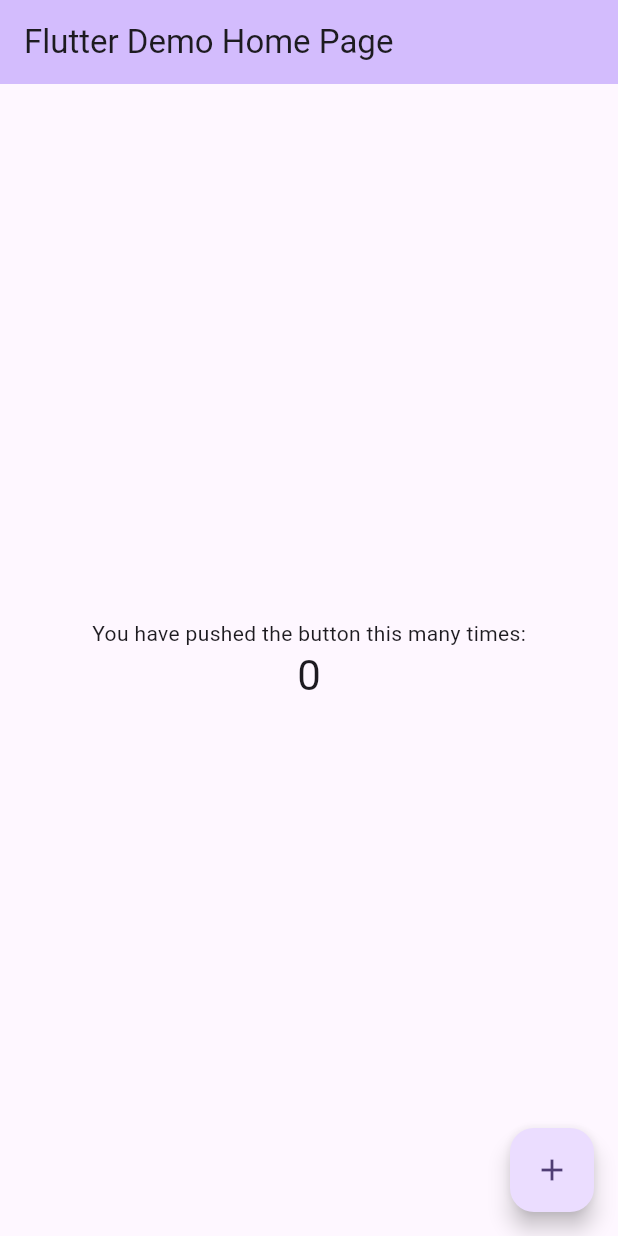
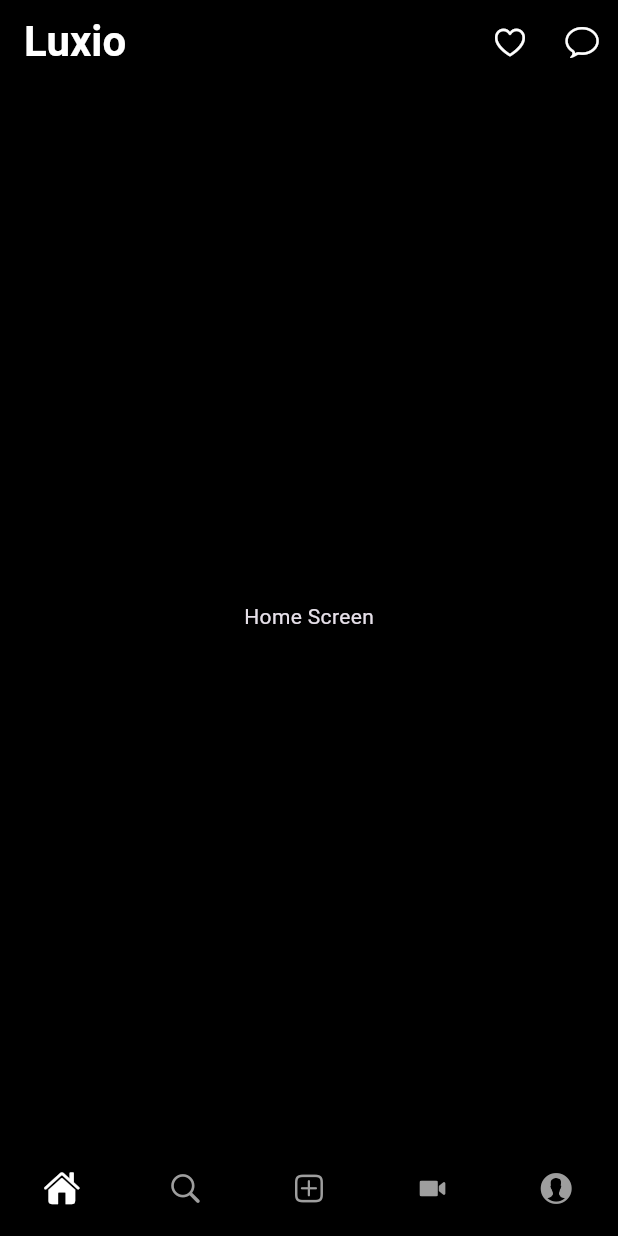
Before and after one commit to could-ai/019a1f70-3f7b-7c32-bee6-2a295bcfdf41, a Flutter app: the screen it shows after launch, on a phone screen of 412 x 824 dp. Run offline on Flutter 3.47's test engine with Material 3 defaults, Android fonts, the phone set to English and light mode, and no system bars.

Commit message:
Updated the project description in pubspec.yaml to reflect the new app name "Luxio" and its purpose as an Instagram-inspired social media application. This helps clarify the project's identity.; Replaced the default MyApp and MyHomePage with a new LuxioApp widget. This sets up the root of the application with a dark theme, removes the debug banner, and sets the MainScreen as the home page. The theme is configured to resemble a modern social media app with a black background and white text.; Created the main navigation hub for the app. This stateful widget contains the BottomNavigationBar with five tabs (Home, Search, Add, Reels, Profile) and uses an IndexedStack to manage and preserve the state of each screen. This provides the core navigation structure, mimicking the Instagram layout.; Created a placeholder for the home feed. This screen includes an AppBar with the app name "Luxio" and action icons for notifications and direct messages, establishing the primary user interface for the main content feed.; Created a placeholder screen for the search and explore functionality. This serves as the container where content discovery features like a search bar and a grid of trending posts will be implemented.; Created a placeholder screen for the content creation flow. Although the tab bar button for adding a post will trigger a modal or separate flow, this screen acts as a placeholder for that user journey.; Created a placeholder screen for the short-form video (Reels) feature. This will house the vertically scrolling video feed, a key component of the modern social media experience.; Created a placeholder for the user profile screen. This is where the user's profile information, post grid, followers, and following counts will be displayed.

```diff
--- a/usr/lib/main.dart
+++ b/usr/lib/main.dart
@@ -1,120 +1,36 @@
 import 'package:flutter/material.dart';
+import 'package:couldai_user_app/screens/main_screen.dart';
 
 void main() {
-  runApp(const MyApp());
+  runApp(const LuxioApp());
 }
 
-class MyApp extends StatelessWidget {
-  const MyApp({super.key});
+class LuxioApp extends StatelessWidget {
+  const LuxioApp({super.key});
 
-  // This widget is the root of your application.
   @override
   Widget build(BuildContext context) {
     return MaterialApp(
-      title: 'Flutter Demo',
+      title: 'Luxio',
       debugShowCheckedModeBanner: false,
-      theme: ThemeData(
-        // This is the theme of your application.
-        //
-        // TRY THIS: Try running your application with "flutter run". You'll see
-        // the application has a purple toolbar. Then, without quitting the app,
-        // try changing the seedColor in the colorScheme below to Colors.green
-        // and then invoke "hot reload" (save your changes or press the "hot
-        // reload" button in a Flutter-supported IDE, or press "r" if you used
-        // the command line to start the app).
-        //
-        // Notice that the counter didn't reset back to zero; the application
-        // state is not lost during the reload. To reset the state, use hot
-        // restart instead.
-        //
-        // This works for code too, not just values: Most code changes can be
-        // tested with just a hot reload.
-        colorScheme: ColorScheme.fromSeed(seedColor: Colors.deepPurple),
+      theme: ThemeData.dark().copyWith(
+        scaffoldBackgroundColor: Colors.black,
+        appBarTheme: const AppBarTheme(
+          backgroundColor: Colors.black,
+          elevation: 0,
+          titleTextStyle: TextStyle(color: Colors.white, fontSize: 20, fontWeight: FontWeight.bold),
+          iconTheme: IconThemeData(color: Colors.white),
+        ),
+        bottomNavigationBarTheme: const BottomNavigationBarThemeData(
+          backgroundColor: Colors.black,
+          selectedItemColor: Colors.white,
+          unselectedItemColor: Colors.grey,
+          showSelectedLabels: false,
+          showUnselectedLabels: false,
+          type: BottomNavigationBarType.fixed,
+        ),
       ),
-      home: const MyHomePage(title: 'Flutter Demo Home Page'),
+      home: const MainScreen(),
     );
   }
 }
-
-class MyHomePage extends StatefulWidget {
-  const MyHomePage({super.key, required this.title});
-
-  // This widget is the home page of your application. It is stateful, meaning
-  // that it has a State object (defined below) that contains fields that affect
-  // how it looks.
-
-  // This class is the configuration for the state. It holds the values (in this
-  // case the title) provided by the parent (in this case the App widget) and
-  // used by the build method of the State. Fields in a Widget subclass are
-  // always marked "final".
-
-  final String title;
-
-  @override
-  State<MyHomePage> createState() => _MyHomePageState();
-}
-
-class _MyHomePageState extends State<MyHomePage> {
-  int _counter = 0;
-
-  void _incrementCounter() {
-    setState(() {
-      // This call to setState tells the Flutter framework that something has
-      // changed in this State, which causes it to rerun the build method below
-      // so that the display can reflect the updated values. If we changed
-      // _counter without calling setState(), then the build method would not be
-      // called again, and so nothing would appear to happen.
-      _counter++;
-    });
-  }
-
-  @override
-  Widget build(BuildContext context) {
-    // This method is rerun every time setState is called, for instance as done
-    // by the _incrementCounter method above.
-    //
-    // The Flutter framework has been optimized to make rerunning build methods
-    // fast, so that you can just rebuild anything that needs updating rather
-    // than having to individually change instances of widgets.
-    return Scaffold(
-      appBar: AppBar(
-        // TRY THIS: Try changing the color here to a specific color (to
-        // Colors.amber, perhaps?) and trigger a hot reload to see the AppBar
-        // change color while the other colors stay the same.
-        backgroundColor: Theme.of(context).colorScheme.inversePrimary,
-        // Here we take the value from the MyHomePage object that was created by
-        // the App.build method, and use it to set our appbar title.
-        title: Text(widget.title),
-      ),
-      body: Center(
-        // Center is a layout widget. It takes a single child and positions it
-        // in the middle of the parent.
-        child: Column(
-          // Column is also a layout widget. It takes a list of children and
-          // arranges them vertically. By default, it sizes itself to fit its
-          // children horizontally, and tries to be as tall as its parent.
-          //
-          // Column has various properties to control how it sizes itself and
-          // how it positions its children. Here we use mainAxisAlignment to
-          // center the children vertically; the main axis here is the vertical
-          // axis because Columns are vertical (the cross axis would be
-          // horizontal).
-          //
-          // TRY THIS: Invoke "debug painting" (choose the "Toggle Debug Paint"
-          // action in the IDE, or press "p" in the console), to see the
-          // wireframe for each widget.
-          mainAxisAlignment: MainAxisAlignment.center,
-          children: <Widget>[
-            const Text('You have pushed the button this many times:'),
-            Text('$_counter', style: Theme.of(context).textTheme.headlineMedium),
-          ],
-        ),
-      ),
-      floatingActionButton: FloatingActionButton(
-        onPressed: _incrementCounter,
-        tooltip: 'Increment',
-        child: const Icon(Icons.add),
-      ), // This trailing comma makes auto-formatting nicer for build methods.
-    );
-  }
-}
--- /dev/null
+++ b/usr/lib/screens/home_screen.dart
@@ -0,0 +1,38 @@
+import 'package:flutter/cupertino.dart';
+import 'package:flutter/material.dart';
+
+class HomeScreen extends StatelessWidget {
+  const HomeScreen({super.key});
+
+  @override
+  Widget build(BuildContext context) {
+    return Scaffold(
+      appBar: AppBar(
+        title: const Text(
+          'Luxio',
+          style: TextStyle(
+            fontWeight: FontWeight.bold,
+            fontSize: 28.0,
+          ),
+        ),
+        actions: [
+          IconButton(
+            icon: const Icon(CupertinoIcons.heart),
+            onPressed: () {
+              // Navigate to notifications
+            },
+          ),
+          IconButton(
+            icon: const Icon(CupertinoIcons.chat_bubble),
+            onPressed: () {
+              // Navigate to DMs
+            },
+          ),
+        ],
+      ),
+      body: const Center(
+        child: Text('Home Screen'),
+      ),
+    );
+  }
+}
--- /dev/null
+++ b/usr/lib/screens/main_screen.dart
@@ -0,0 +1,76 @@
+import 'package:flutter/cupertino.dart';
+import 'package:flutter/material.dart';
+import 'home_screen.dart';
+import 'search_screen.dart';
+import 'add_post_screen.dart';
+import 'reels_screen.dart';
+import 'profile_screen.dart';
+
+class MainScreen extends StatefulWidget {
+  const MainScreen({super.key});
+
+  @override
+  State<MainScreen> createState() => _MainScreenState();
+}
+
+class _MainScreenState extends State<MainScreen> {
+  int _selectedIndex = 0;
+
+  final List<Widget> _pages = <Widget>[
+    const HomeScreen(),
+    const SearchScreen(),
+    const AddPostScreen(),
+    const ReelsScreen(),
+    const ProfileScreen(),
+  ];
+
+  void _onItemTapped(int index) {
+    if (index == 2) {
+      // In a real app, this would open a screen or modal to create a post.
+      print('Add post tapped');
+    } else {
+      setState(() {
+        _selectedIndex = index;
+      });
+    }
+  }
+
+  @override
+  Widget build(BuildContext context) {
+    return Scaffold(
+      body: IndexedStack(
+        index: _selectedIndex,
+        children: _pages,
+      ),
+      bottomNavigationBar: BottomNavigationBar(
+        items: const <BottomNavigationBarItem>[
+          BottomNavigationBarItem(
+            icon: Icon(CupertinoIcons.house_fill),
+            label: 'Home',
+          ),
+          BottomNavigationBarItem(
+            icon: Icon(CupertinoIcons.search),
+            label: 'Search',
+          ),
+          BottomNavigationBarItem(
+            icon: Icon(CupertinoIcons.plus_app),
+            label: 'Add',
+          ),
+          BottomNavigationBarItem(
+            icon: Icon(CupertinoIcons.videocam_fill),
+            label: 'Reels',
+          ),
+          BottomNavigationBarItem(
+            icon: Icon(CupertinoIcons.person_alt_circle_fill),
+            label: 'Profile',
+          ),
+        ],
+        currentIndex: _selectedIndex,
+        onTap: _onItemTapped,
+        type: BottomNavigationBarType.fixed,
+        showSelectedLabels: false,
+        showUnselectedLabels: false,
+      ),
+    );
+  }
+}
--- a/usr/pubspec.yaml
+++ b/usr/pubspec.yaml
@@ -1,5 +1,5 @@
 name: couldai_user_app
-description: "A new Flutter project."
+description: "A Flutter-based social media app inspired by Instagram, named Luxio."
 # The following line prevents the package from being accidentally published to
 # pub.dev using `flutter pub publish`. This is preferred for private packages.
 publish_to: 'none' # Remove this line if you wish to publish to pub.dev
```
Also changed, not shown: usr/lib/screens/add_post_screen.dart (added, +14 -0 lines), usr/lib/screens/profile_screen.dart (added, +17 -0 lines), usr/lib/screens/reels_screen.dart (added, +14 -0 lines), usr/lib/screens/search_screen.dart (added, +17 -0 lines).
